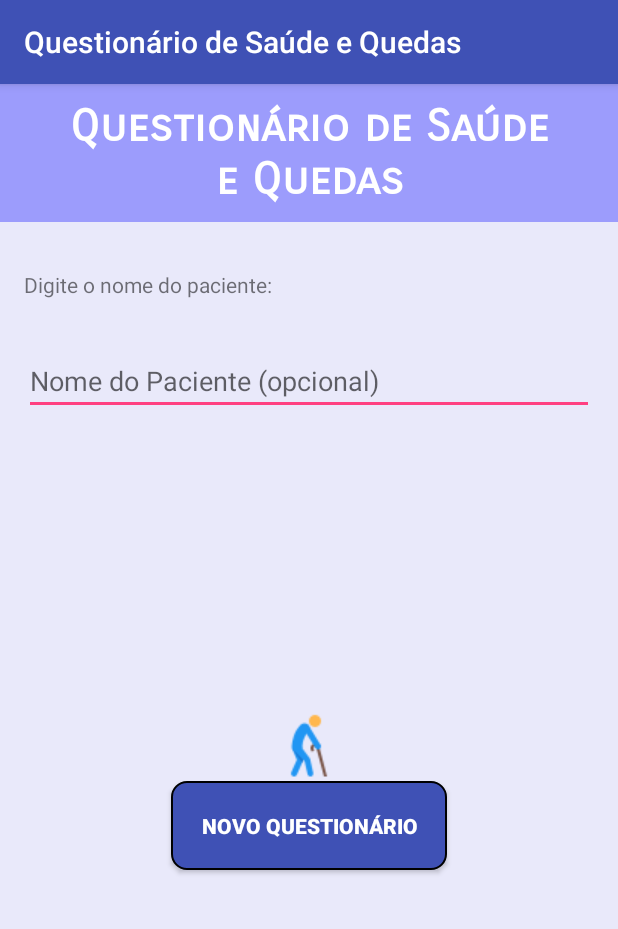
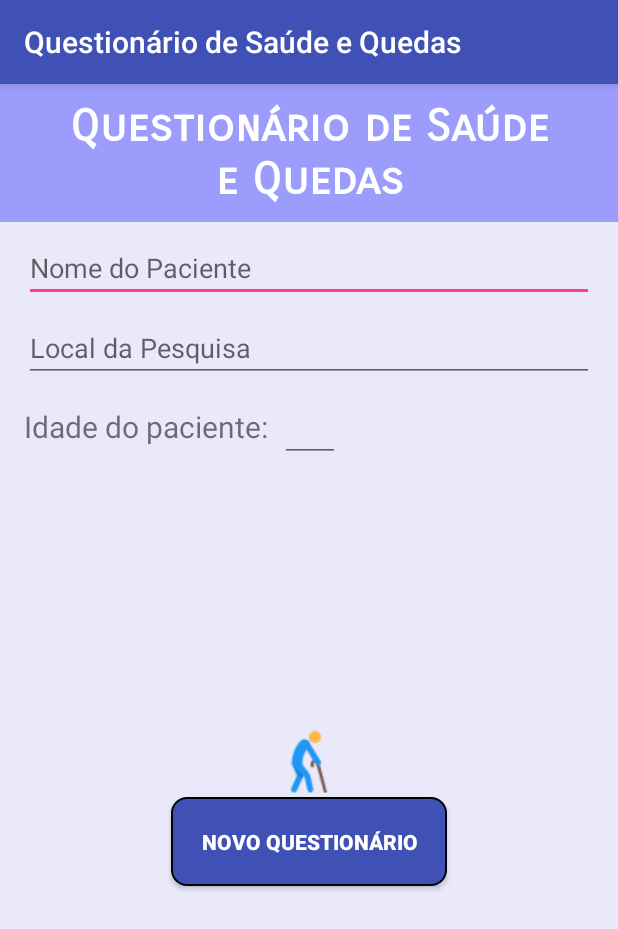
Before and after one commit to raulfmiranda/QSQ, an Android app: the screen it shows after launch (StartActivity), on a phone screen of 412 x 824 dp. Shown: the top 929 px of the screen. Run offline under Robolectric (Android 15) with nearby library versions, the phone set to English and light mode, and no system bars.

Commit message:
Adição de local da pesquisa e idade do paciente. Melhoria na formatação do pdf.

```diff
--- a/app/src/main/java/com/blogspot/raulfmiranda/qsq/StartActivity.kt
+++ b/app/src/main/java/com/blogspot/raulfmiranda/qsq/StartActivity.kt
@@ -14,6 +14,8 @@ class StartActivity : AppCompatActivity() {
 
     var pesquisa: Pesquisa? = null
     var nomePaciente: String = ""
+    var localPesquisa: String = ""
+    var idadePaciente: String = ""
 
     companion object {
         val EXTRA_PESQUISA = "PESQUISA"
@@ -31,8 +33,16 @@ class StartActivity : AppCompatActivity() {
             if(!edtNomePaciente.text.isNullOrBlank())
                 nomePaciente = edtNomePaciente.text.toString()
 
+            if(!edtLocal.text.isNullOrBlank())
+                localPesquisa = edtLocal.text.toString()
+
+            if(!edtIdade.text.isNullOrBlank())
+                idadePaciente = edtIdade.text.toString()
+
             startActivity<FormActivity>(
                     FormActivity.EXTRA_NOME_PACIENTE to nomePaciente,
+                    FormActivity.EXTRA_LOCAL_PESQUISA to localPesquisa,
+                    FormActivity.EXTRA_IDADE_PACIENTE to idadePaciente,
                     FormActivity.EXTRA_PESQUISA to pesquisa)
         }
 
--- a/app/src/main/java/com/blogspot/raulfmiranda/qsq/model/Questionario.kt
+++ b/app/src/main/java/com/blogspot/raulfmiranda/qsq/model/Questionario.kt
@@ -2,4 +2,4 @@ package com.blogspot.raulfmiranda.qsq.model
 
 import java.io.Serializable
 
-data class Questionario(var status: Int, var questoes: List<Questao>, var nomePaciente: String) : Serializable
+data class Questionario(var status: Int, var questoes: List<Questao>, var nomePaciente: String, var localPesquisa: String, var idadePaciente: String) : Serializable
--- a/app/src/main/res/layout/activity_start.xml
+++ b/app/src/main/res/layout/activity_start.xml
@@ -39,7 +39,7 @@
         app:layout_constraintBottom_toBottomOf="parent"
         app:layout_constraintEnd_toEndOf="parent"
         app:layout_constraintStart_toStartOf="parent"
-        app:layout_constraintTop_toBottomOf="@+id/edtNomePaciente" />
+        app:layout_constraintTop_toBottomOf="@+id/txtIdade" />
 
     <ImageView
         android:id="@+id/imageView"
@@ -52,27 +52,54 @@
         app:layout_constraintStart_toStartOf="parent"
         app:srcCompat="@drawable/pessoa_idosa_48" />
 
-    <TextView
-        android:id="@+id/txtNomePaciente"
-        android:layout_width="wrap_content"
-        android:layout_height="wrap_content"
-        android:layout_marginStart="16dp"
-        android:layout_marginTop="32dp"
-        android:text="Digite o nome do paciente:"
-        app:layout_constraintStart_toStartOf="parent"
-        app:layout_constraintTop_toBottomOf="@+id/txtLogo" />
-
     <EditText
         android:id="@+id/edtNomePaciente"
         android:layout_width="0dp"
         android:layout_height="wrap_content"
         android:layout_marginEnd="16dp"
         android:layout_marginStart="16dp"
-        android:layout_marginTop="32dp"
+        android:layout_marginTop="8dp"
+        android:ems="10"
+        android:hint="Nome do Paciente"
+        android:inputType="textPersonName|textCapWords"
+        app:layout_constraintEnd_toEndOf="parent"
+        app:layout_constraintStart_toStartOf="parent"
+        app:layout_constraintTop_toBottomOf="@+id/txtLogo" />
+
+    <EditText
+        android:id="@+id/edtLocal"
+        android:layout_width="0dp"
+        android:layout_height="wrap_content"
+        android:layout_marginEnd="16dp"
+        android:layout_marginStart="16dp"
+        android:layout_marginTop="8dp"
         android:ems="10"
         android:inputType="textPersonName"
-        android:hint="Nome do Paciente (opcional)"
+        android:hint="Local da Pesquisa"
         app:layout_constraintEnd_toEndOf="parent"
         app:layout_constraintStart_toStartOf="parent"
-        app:layout_constraintTop_toBottomOf="@+id/txtNomePaciente" />
+        app:layout_constraintTop_toBottomOf="@+id/edtNomePaciente" />
+
+    <TextView
+        android:id="@+id/txtIdade"
+        android:layout_width="wrap_content"
+        android:layout_height="wrap_content"
+        android:layout_marginStart="16dp"
+        android:layout_marginTop="16dp"
+        android:text="Idade do paciente:"
+        android:textSize="20sp"
+        app:layout_constraintStart_toStartOf="parent"
+        app:layout_constraintTop_toBottomOf="@+id/edtLocal" />
+
+    <EditText
+        android:id="@+id/edtIdade"
+        android:layout_width="40dp"
+        android:layout_height="wrap_content"
+        android:layout_marginStart="8dp"
+        android:layout_marginTop="8dp"
+        android:ems="10"
+        android:inputType="number"
+        android:maxLength="3"
+        app:layout_constraintStart_toEndOf="@+id/txtIdade"
+        app:layout_constraintTop_toBottomOf="@+id/edtLocal" />
 </android.support.constraint.ConstraintLayout>
```
Also changed, not shown: app/src/main/java/com/blogspot/raulfmiranda/qsq/FormActivity.kt (+13 -1 lines), app/src/main/java/com/blogspot/raulfmiranda/qsq/PesquisaActivity.kt (+9 -2 lines), app/src/main/java/com/blogspot/raulfmiranda/qsq/QuestionarioActivity.kt (+18 -4 lines), app/src/main/java/com/blogspot/raulfmiranda/qsq/Util.kt (+11 -2 lines).
